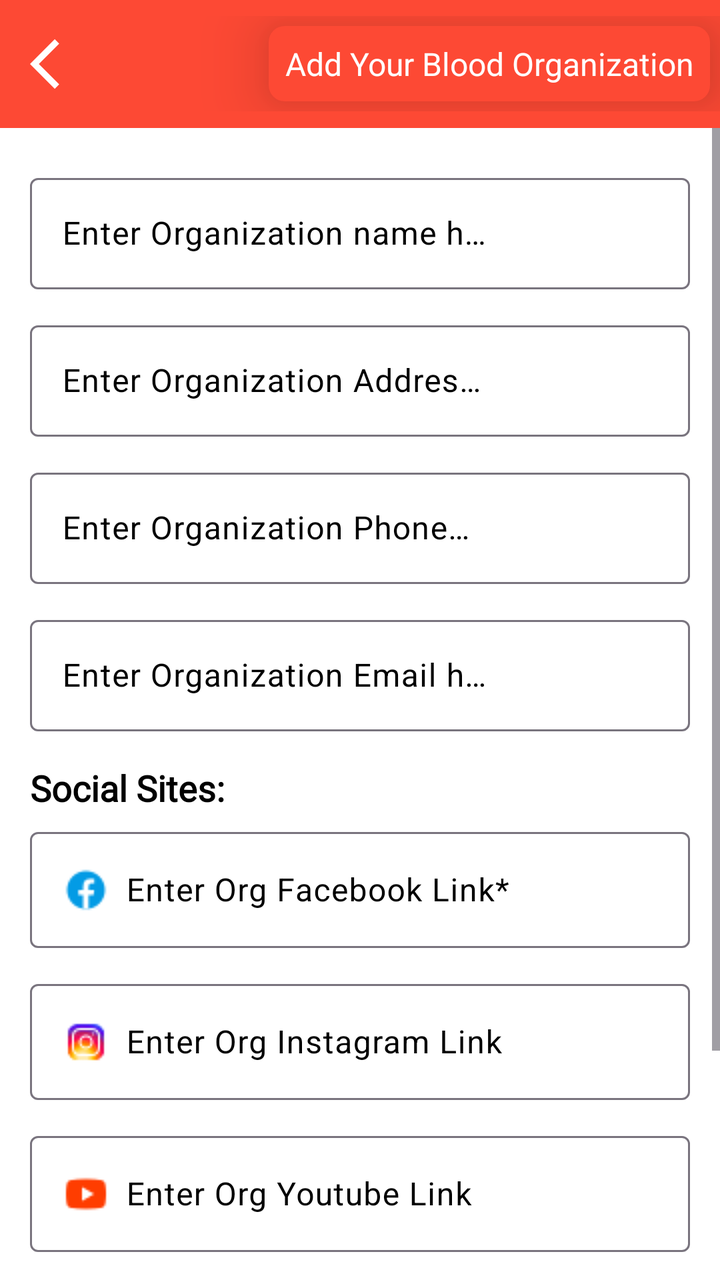
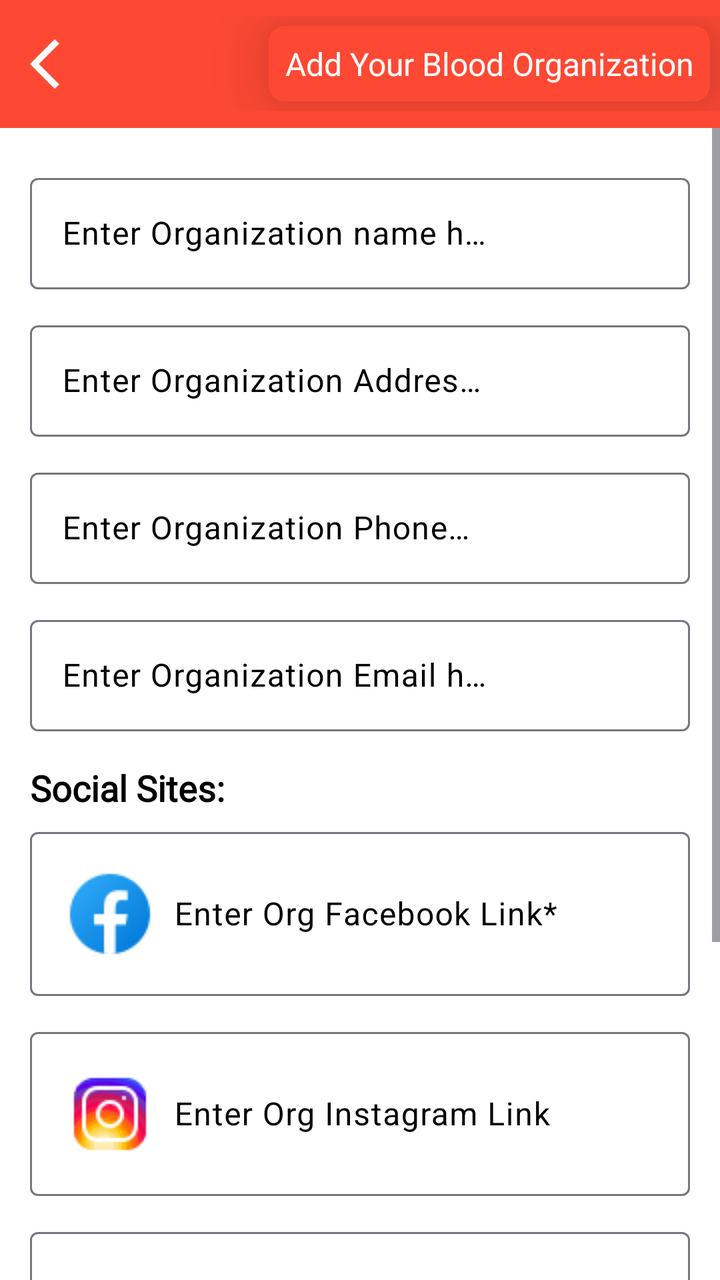

The first picture is an Android layout as it rendered before a commit; the second is the same layout after the commit. The layout source and the unified diff follow.
<!-- AndroidManifest.xml: application theme Theme.LifePluse -->
<!-- res/layout/activity_blood_organization_post.xml -->
<?xml version="1.0" encoding="utf-8"?>
<RelativeLayout xmlns:android="http://schemas.android.com/apk/res/android"
    xmlns:app="http://schemas.android.com/apk/res-auto"
    xmlns:tools="http://schemas.android.com/tools"
    android:layout_width="match_parent"
    android:layout_height="match_parent"
    android:background="@color/white"
    tools:context=".activity.Blood_Organization_Post">


    <LinearLayout
        android:id="@+id/locationtopLayout"
        style="@style/CustomCardViewStyle"
        android:layout_width="match_parent"
        android:layout_height="?attr/actionBarSize"
        android:layout_alignParentTop="true"
        android:background="@color/blood_splashbg"
        android:gravity="center"
        android:orientation="horizontal"
        android:weightSum="3">

        <ImageView
            android:id="@+id/button_back"
            android:layout_width="0dp"
            android:layout_height="30dp"
            android:layout_weight=".5"
            android:src="@drawable/baseline_arrow_back" />

        <LinearLayout
            android:id="@+id/locationLayout"
            android:layout_width="0dp"
            android:layout_height="wrap_content"
            android:layout_alignParentTop="true"
            android:layout_weight="2.5"
            android:gravity="right"
            android:orientation="horizontal">


            <TextView
                android:layout_width="wrap_content"
                android:layout_height="wrap_content"
                android:layout_marginStart="5dp"
                android:layout_marginTop="5dp"
                android:layout_marginEnd="5dp"
                android:layout_marginBottom="5dp"
                android:background="@drawable/location_background"
                android:elevation="20sp"
                android:gravity="center"
                android:padding="8dp"
                android:text="Add Your Blood Organization"
                android:textColor="@android:color/white"
                android:textSize="16sp" />

        </LinearLayout>


    </LinearLayout>

    <ScrollView
        android:layout_below="@id/locationtopLayout"
        android:layout_width="match_parent"
        android:layout_height="wrap_content">

        <LinearLayout
            android:padding="15dp"
            android:layout_width="match_parent"
            android:layout_height="wrap_content"
            android:orientation="vertical">


            <com.google.android.material.textfield.TextInputLayout
                android:id="@+id/orgnameinputlayoutId"
                android:layout_width="match_parent"
                android:layout_height="wrap_content"
                android:layout_marginBottom="8dp"
                android:elevation="20dp"
                android:hint="Enter Organization name here*"
                android:textColorHint="@color/black"
                app:hintTextAppearance="@style/TextAppearance.AppCompat.Large">

                <com.google.android.material.textfield.TextInputEditText
                    android:id="@+id/orgname_Ed"
                    android:layout_width="match_parent"
                    android:layout_height="wrap_content"
                    android:inputType="text"
                    android:textColor="@color/black" />


            </com.google.android.material.textfield.TextInputLayout>


            <com.google.android.material.textfield.TextInputLayout
                android:id="@+id/orgaddressinputlayoutId"
                android:layout_width="match_parent"
                android:layout_height="wrap_content"
                android:layout_marginBottom="8dp"
                android:elevation="20dp"
                android:hint="Enter Organization Address here*"
                android:textColorHint="@color/black"
                app:hintTextAppearance="@style/TextAppearance.AppCompat.Large">

                <com.google.android.material.textfield.TextInputEditText
                    android:id="@+id/orgaddress_Ed"
                    android:layout_width="match_parent"
                    android:layout_height="wrap_content"
                    android:inputType="text"
                    android:textColor="@color/black" />


            </com.google.android.material.textfield.TextInputLayout>


            <com.google.android.material.textfield.TextInputLayout
                android:id="@+id/orgphoneinputlayoutId"
                android:layout_width="match_parent"
                android:layout_height="wrap_content"
                android:layout_marginBottom="8dp"
                android:elevation="20dp"
                android:hint="Enter Organization Phone here*"
                android:textColorHint="@color/black"
                app:hintTextAppearance="@style/TextAppearance.AppCompat.Large">

                <com.google.android.material.textfield.TextInputEditText
                    android:id="@+id/orgphone_Ed"
                    android:layout_width="match_parent"
                    android:layout_height="wrap_content"
                    android:inputType="number"
                    android:textColor="@color/black" />


            </com.google.android.material.textfield.TextInputLayout>


            <com.google.android.material.textfield.TextInputLayout
                android:id="@+id/orgemailinputlayoutId"
                android:layout_width="match_parent"
                android:layout_height="wrap_content"
                android:layout_marginBottom="8dp"
                android:elevation="20dp"
                android:hint="Enter Organization Email here*"
                android:textColorHint="@color/black"
                app:hintTextAppearance="@style/TextAppearance.AppCompat.Large">

                <com.google.android.material.textfield.TextInputEditText
                    android:id="@+id/orgemail_Ed"
                    android:layout_width="match_parent"
                    android:layout_height="wrap_content"
                    android:inputType="textEmailAddress"
                    android:textColor="@color/black" />


            </com.google.android.material.textfield.TextInputLayout>


            <TextView
                android:layout_width="wrap_content"
                android:layout_height="wrap_content"
                android:layout_marginTop="8dp"
                android:fontFamily="@font/alata"
                android:text="Social Sites:"
                android:textColor="#000"
                android:textSize="18sp"
                android:textStyle="bold" />


            <com.google.android.material.textfield.TextInputLayout
                android:id="@+id/orgfbinputlayoutId"
                android:layout_width="match_parent"
                android:layout_height="wrap_content"
                android:layout_marginBottom="8dp"
                android:elevation="20dp"
                android:hint="Enter Org Facebook Link* "
                android:textColorHint="@color/black"
                app:hintTextAppearance="@style/TextAppearance.AppCompat.Large">

                <com.google.android.material.textfield.TextInputEditText
                    android:id="@+id/orgfb_Ed"
                    android:layout_width="match_parent"
                    android:layout_height="wrap_content"
                    android:drawableStart="@drawable/icon_fb"
                    android:drawablePadding="8dp"
                    android:inputType="text"
                    android:textColor="@color/black" />


            </com.google.android.material.textfield.TextInputLayout>

            <com.google.android.material.textfield.TextInputLayout
                android:id="@+id/orginstainputlayoutId"
                android:layout_width="match_parent"
                android:layout_height="wrap_content"
                android:layout_marginBottom="8dp"
                android:elevation="20dp"
                android:hint="Enter Org Instagram Link "
                android:textColorHint="@color/black"
                app:hintTextAppearance="@style/TextAppearance.AppCompat.Large">

                <com.google.android.material.textfield.TextInputEditText
                    android:id="@+id/orginsta_Ed"
                    android:layout_width="match_parent"
                    android:layout_height="wrap_content"
                    android:drawableStart="@drawable/icon_insta"
                    android:drawablePadding="8dp"
                    android:inputType="text"
                    android:textColor="@color/black" />


            </com.google.android.material.textfield.TextInputLayout>

            <com.google.android.material.textfield.TextInputLayout
                android:id="@+id/orgyoutputlayoutId"
                android:layout_width="match_parent"
                android:layout_height="wrap_content"
                android:layout_marginBottom="8dp"
                android:elevation="20dp"
                android:hint="Enter Org Youtube Link "
                android:textColorHint="@color/black"
                app:hintTextAppearance="@style/TextAppearance.AppCompat.Large">

                <com.google.android.material.textfield.TextInputEditText
                    android:id="@+id/orgyout_Ed"
                    android:layout_width="match_parent"
                    android:layout_height="wrap_content"
                    android:drawableStart="@drawable/icon_youtube"
                    android:drawablePadding="8dp"
                    android:inputType="text"
                    android:textColor="@color/black" />


            </com.google.android.material.textfield.TextInputLayout>

            <com.google.android.material.textfield.TextInputLayout
                android:id="@+id/orgwebinputlayoutId"
                android:layout_width="match_parent"
                android:layout_height="wrap_content"
                android:layout_marginBottom="8dp"
                android:elevation="20dp"
                android:hint="Enter Org Website Link "
                android:textColorHint="@color/black"
                app:hintTextAppearance="@style/TextAppearance.AppCompat.Large">

                <com.google.android.material.textfield.TextInputEditText
                    android:id="@+id/orgweb_Ed"
                    android:layout_width="match_parent"
                    android:layout_height="wrap_content"
                    android:drawableStart="@drawable/icon_website"
                    android:drawablePadding="8dp"
                    android:inputType="text"
                    android:textColor="@color/black" />


            </com.google.android.material.textfield.TextInputLayout>


            <ProgressBar
                android:id="@+id/progressbarId"
                android:layout_width="wrap_content"
                android:layout_height="wrap_content"
                android:indeterminateTint="@color/colorPrimary"
                android:layout_gravity="center_horizontal"
                android:visibility="gone"
                />

            
            <LinearLayout
                android:id="@+id/sumbitBtnLayout"
                android:layout_width="match_parent"
                android:layout_height="wrap_content"
                android:layout_marginTop="10dp"
                android:orientation="horizontal">

                <Button
                    android:id="@+id/org_cancelButton"
                    style="@style/Widget.MaterialComponents.Button.TextButton"
                    android:layout_width="0dp"
                    android:layout_height="wrap_content"
                    android:layout_weight="1"
                    android:text="@string/cancelBtn" />

                <Button
                    android:id="@+id/org_AddButton"
                    style="@style/Widget.MaterialComponents.Button"
                    android:layout_width="0dp"
                    android:layout_height="wrap_content"
                    android:layout_weight="1"
                    android:text="Add"
                    android:textColor="@color/white" />
            </LinearLayout>




        </LinearLayout>

    </ScrollView>


</RelativeLayout>
<!-- resources referenced by this layout -->
<resources>
  <color name="black">#FF000000</color>
  <color name="blood_splashbg">#FD4934</color>
  <color name="colorPrimary">#2196F3</color>
  <color name="white">#FFFFFFFF</color>
  <!-- drawable baseline_arrow_back (drawable) -->
  <vector android:autoMirrored="true" android:height="24dp"
      android:tint="#FFFFFF" android:viewportHeight="24"
      android:viewportWidth="24" android:width="24dp" xmlns:android="http://schemas.android.com/apk/res/android">
      <path android:fillColor="@android:color/white" android:pathData="M11.67,3.87L9.9,2.1 0,12l9.9,9.9 1.77,-1.77L3.54,12z"/>
  </vector>
  <!-- drawable icon_fb: png bitmap (drawable, 503 bytes) -->
  <!-- drawable icon_insta: png bitmap (drawable, 1100 bytes) -->
  <!-- drawable icon_website: png bitmap (drawable, 697 bytes) -->
  <!-- drawable icon_youtube: png bitmap (drawable, 363 bytes) -->
  <!-- drawable location_background (drawable) -->
  <?xml version="1.0" encoding="utf-8"?>
  <shape xmlns:android="http://schemas.android.com/apk/res/android"
      android:shape="rectangle">
      <solid android:color="@color/blood_splashbg"/>
      <corners android:radius="8dp"/>
  </shape>
  <string name="cancelBtn">Cancel</string>
  <style name="CustomCardViewStyle" parent="@style/Widget.MaterialComponents.CardView">
  
          <item name="shapeAppearanceOverlay">@style/ShapeAppearanceOverlay_card_custome_corners
          </item>
  
      </style>
  <style name="Theme.LifePluse" parent="Base.Theme.LifePluse" />
  <style name="ShapeAppearanceOverlay_card_custome_corners" parent="">
  
          <item name="cornerFamily">rounded</item>
          <item name="cornerSizeTopRight">0dp</item>
          <item name="cornerSizeTopLeft">0dp</item>
          <item name="cornerSizeBottomRight">16dp</item>
          <item name="cornerSizeBottomLeft">16dp</item>
  
      </style>
  <style name="Base.Theme.LifePluse" parent="Theme.Material3.DayNight.NoActionBar">
          
  
          <item name="android:windowIsTranslucent">true</item>
  
          <item name="colorPrimary">@color/status_bar</item>
      </style>
  <color name="status_bar">#018E85</color>
</resources>

<!-- the commit's change to res/layout/activity_blood_organization_post.xml (unified diff, before → after) -->
@@ -37,6 +37,7 @@
 
 
             <TextView
+                android:id="@+id/org_title"
                 android:layout_width="wrap_content"
                 android:layout_height="wrap_content"
                 android:layout_marginStart="5dp"
<!-- resource entries referenced after the edit -->
@@ -10,10 +10,10 @@
       android:viewportWidth="24" android:width="24dp" xmlns:android="http://schemas.android.com/apk/res/android">
       <path android:fillColor="@android:color/white" android:pathData="M11.67,3.87L9.9,2.1 0,12l9.9,9.9 1.77,-1.77L3.54,12z"/>
   </vector>
-  <!-- drawable icon_fb: png bitmap (drawable, 503 bytes) -->
-  <!-- drawable icon_insta: png bitmap (drawable, 1100 bytes) -->
-  <!-- drawable icon_website: png bitmap (drawable, 697 bytes) -->
-  <!-- drawable icon_youtube: png bitmap (drawable, 363 bytes) -->
+  <!-- drawable icon_fb: png bitmap (drawable, 1316 bytes) -->
+  <!-- drawable icon_insta: png bitmap (drawable, 2698 bytes) -->
+  <!-- drawable icon_website: png bitmap (drawable, 3789 bytes) -->
+  <!-- drawable icon_youtube: png bitmap (drawable, 657 bytes) -->
   <!-- drawable location_background (drawable) -->
   <?xml version="1.0" encoding="utf-8"?>
   <shape xmlns:android="http://schemas.android.com/apk/res/android"
